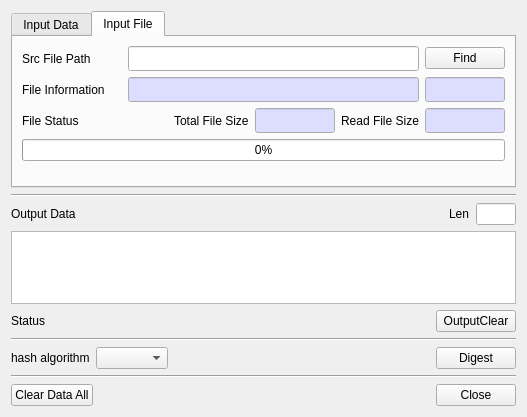
First picture: the form in BerEditor/gen_hash_dlg.ui, repository jykim74/BerEditor, before the edit.
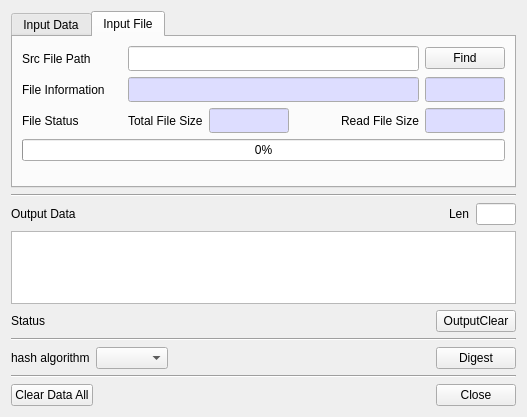
Second picture: the form after the edit.

Commit message: MAC 에서 File 지원 UI 작업

The edit to the form file:
```diff
--- a/BerEditor/gen_hash_dlg.ui
+++ b/BerEditor/gen_hash_dlg.ui
@@ -333,7 +333,7 @@
        </item>
        <item>
         <layout class="QGridLayout" name="gridLayout_10">
-         <item row="0" column="3">
+         <item row="0" column="2">
           <widget class="QLineEdit" name="mFileSizeText">
            <property name="minimumSize">
             <size>
@@ -462,7 +462,7 @@
            </property>
           </widget>
          </item>
-         <item row="0" column="2">
+         <item row="0" column="1">
           <widget class="QLabel" name="label_10">
            <property name="text">
             <string>Total File Size</string>
@@ -482,7 +482,7 @@
            </property>
           </widget>
          </item>
-         <item row="0" column="1">
+         <item row="0" column="3">
           <spacer name="horizontalSpacer_2">
            <property name="orientation">
             <enum>Qt::Horizontal</enum>
```
The commit also changes 2 other files.
